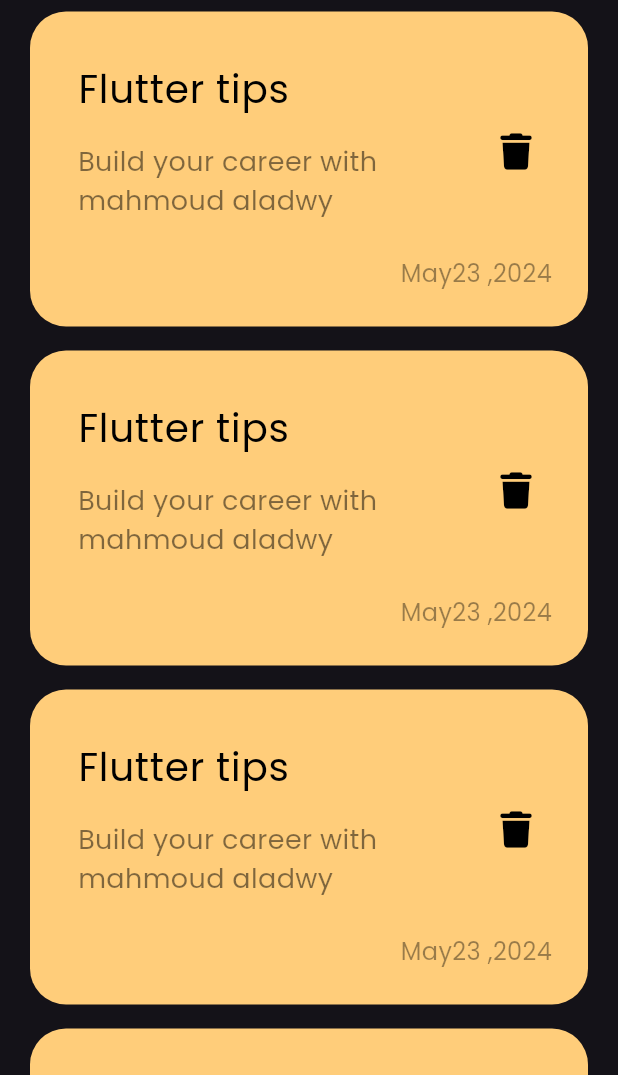
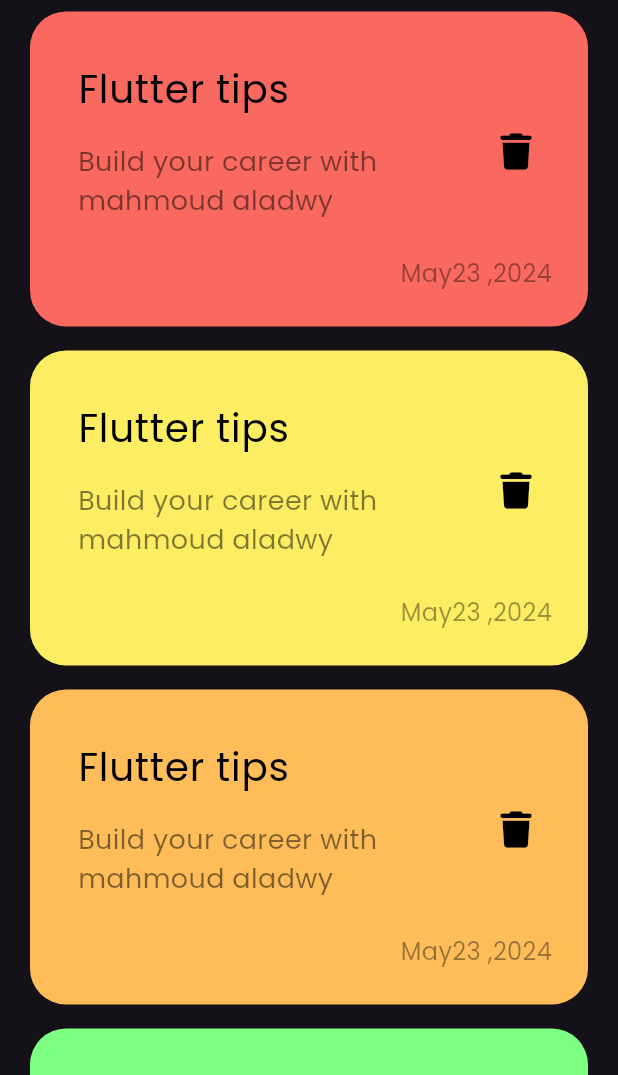
Before and after one commit to MahmoudAladwy33/NotesApp, a Flutter app: the screen it shows after launch, on a phone screen of 412 x 824 dp, the part 161-1236 px from its top. Run offline on Flutter 3.47's test engine with Material 3 defaults, Android fonts, the light colour scheme and no system bars; our stand-ins replace font_awesome_flutter.

Commit message:
create notes list with color

```diff
--- a/lib/Widgets/note_item.dart
+++ b/lib/Widgets/note_item.dart
@@ -2,14 +2,15 @@ import 'package:flutter/material.dart';
 import 'package:font_awesome_flutter/font_awesome_flutter.dart';
 
 class NoteItem extends StatelessWidget {
-  const NoteItem({super.key});
+  const NoteItem({super.key, required this.color});
 
+  final Color color;
   @override
   Widget build(BuildContext context) {
     return Container(
       padding: const EdgeInsets.only(top: 24, bottom: 24, left: 16),
       decoration: BoxDecoration(
-        color: const Color(0xffffcd7a),
+        color: color,
         borderRadius: BorderRadius.circular(24),
       ),
       child: Column(
--- a/lib/Widgets/notes_list_view.dart
+++ b/lib/Widgets/notes_list_view.dart
@@ -4,14 +4,24 @@ import 'package:notes_app/Widgets/note_item.dart';
 class NotesListView extends StatelessWidget {
   const NotesListView({super.key});
 
+  final data = const [
+    Color.fromARGB(255, 249, 105, 95),
+    Color.fromARGB(255, 252, 237, 98),
+    Color.fromARGB(255, 255, 189, 90),
+    Color.fromARGB(255, 125, 255, 129),
+    Color.fromARGB(255, 233, 111, 255),
+  ];
+
   @override
   Widget build(BuildContext context) {
     return Expanded(
       child: ListView.builder(
         itemBuilder: (context, index) {
-          return const Padding(
-            padding: EdgeInsets.symmetric(vertical: 8),
-            child:  NoteItem(),
+          return Padding(
+            padding: const EdgeInsets.symmetric(vertical: 8),
+            child: NoteItem(
+              color: data[index % data.length],
+            ),
           );
         },
       ),
```
